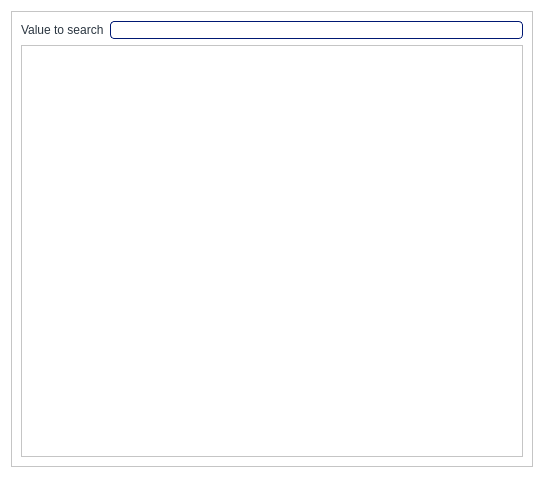
The window that Library-Management-System-/library/Library/memberslist.ui (nicki-choo/CS106-LibraryManagementSystem) describes before a commit, drawn with Qt 5.
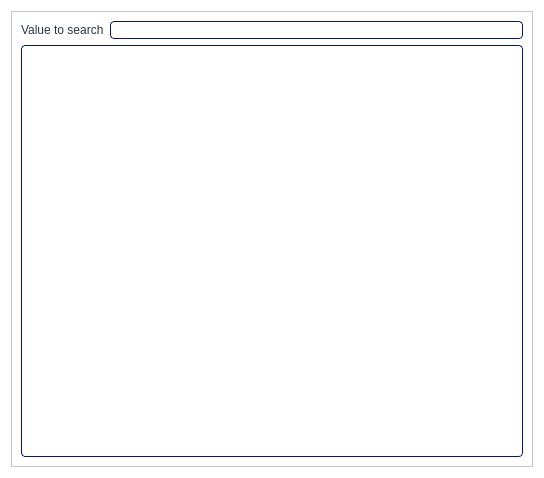
The same window after the commit.

The edit to the form file:
```diff
--- a/Library-Management-System-/library/Library/memberslist.ui
+++ b/Library-Management-System-/library/Library/memberslist.ui
@@ -66,7 +66,7 @@
         <item>
          <widget class="QTableView" name="tableView">
           <property name="styleSheet">
-           <string notr="true">QHeaderView::section { background-color: rgb(255, 255, 255);
+           <string notr="true">QTableView{ background-color: rgb(255, 255, 255);
 	 border: 1px  solid;
      border-radius: 4px;
 	border-color: #001873;
```
